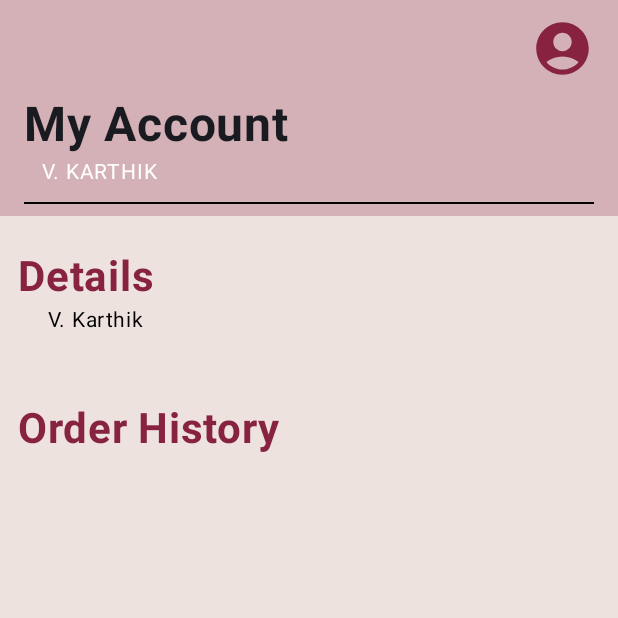
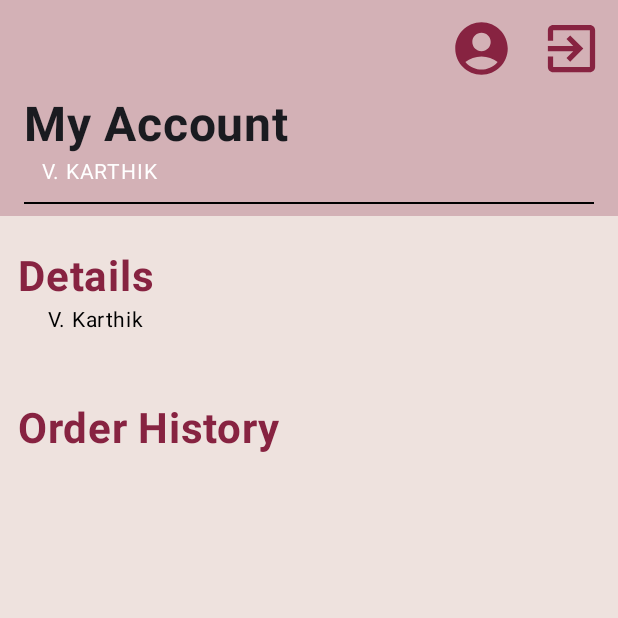
Before and after one commit to Maximus5470/CatBeer, an Android app built with Jetpack Compose: the composable DashboardScreen shown on its own in the app's theme, on a phone screen of 412 x 824 dp, the top half of it. Run offline under Robolectric (Android 15) with nearby library versions, the phone set to English and light mode, and no system bars.

```diff
--- a/app/src/main/java/com/example/madprojectwork/DashboardPage.kt
+++ b/app/src/main/java/com/example/madprojectwork/DashboardPage.kt
@@ -13,6 +13,7 @@ import androidx.compose.foundation.lazy.grid.GridCells
 import androidx.compose.foundation.lazy.grid.LazyVerticalGrid
 import androidx.compose.material.icons.Icons
 import androidx.compose.material.icons.filled.AccountCircle
+import androidx.compose.material.icons.filled.ExitToApp
 import androidx.compose.material3.CenterAlignedTopAppBar
 import androidx.compose.material3.Divider
 import androidx.compose.material3.ExperimentalMaterial3Api
@@ -56,6 +57,14 @@ fun DashboardScreen(navController: NavHostController) {
                         .padding(12.dp)
                         .size(42.dp)
                 )
+                Icon(
+                    imageVector = Icons.Filled.ExitToApp,
+                    contentDescription = "Logout",
+                    tint = icons_Text,
+                    modifier = Modifier
+                        .padding(6.dp)
+                        .size(42.dp)
+                )
             },
         )
         Column(
@@ -78,7 +87,9 @@ fun DashboardScreen(navController: NavHostController) {
                 )
             }
             Divider(
-                modifier = Modifier.fillMaxWidth().padding(vertical = 8.dp),
+                modifier = Modifier
+                    .fillMaxWidth()
+                    .padding(vertical = 8.dp),
                 color = Color.Black
             )
         }
```
Also changed, not shown: app/src/main/java/com/example/madprojectwork/FrequentlyAskedQuestion.kt (added, +22 -0 lines).
